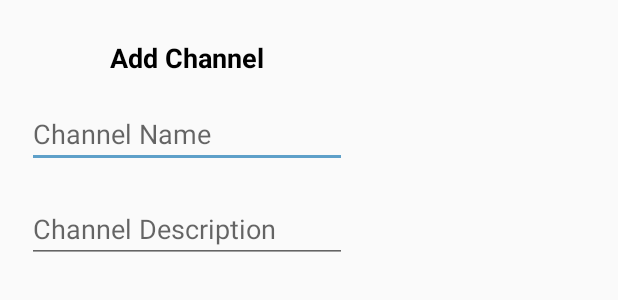
After one commit to adamabdelaziz-zz/Smack, an Android app: the layout add_channel_dialog.xml on its own in the app's theme, with its tools: preview values and no code run, on a phone screen of 412 x 824 dp. The commit adds this screen. Shown: the top 300 px of the screen. Run offline under Robolectric (Android 15) with nearby library versions, the phone set to English and light mode, and no system bars.

Commit message:
Add Channel Dialog Start

```diff
--- /dev/null
+++ b/app/src/main/res/layout/add_channel_dialog.xml
@@ -0,0 +1,42 @@
+<?xml version="1.0" encoding="utf-8"?>
+<LinearLayout xmlns:android="http://schemas.android.com/apk/res/android"
+    android:layout_width="wrap_content"
+    android:layout_height="wrap_content"
+    android:orientation="vertical">
+
+    <TextView
+        android:id="@+id/textView3"
+        android:layout_width="match_parent"
+        android:layout_height="wrap_content"
+        android:layout_marginBottom="16dp"
+        android:layout_marginTop="26dp"
+        android:text="Add Channel"
+        android:textAlignment="center"
+        android:textColor="@android:color/black"
+        android:textSize="18sp"
+        android:textStyle="bold" />
+
+    <EditText
+        android:id="@+id/addChannelNameText"
+        android:layout_width="match_parent"
+        android:layout_height="wrap_content"
+        android:layout_marginBottom="18dp"
+        android:layout_marginLeft="18dp"
+        android:layout_marginRight="18dp"
+        android:ems="10"
+        android:hint="Channel Name"
+        android:inputType="textPersonName"
+        android:textColor="@android:color/darker_gray" />
+
+    <EditText
+        android:id="@+id/addChannelDescriptionText"
+        android:layout_width="match_parent"
+        android:layout_height="wrap_content"
+        android:layout_marginBottom="18dp"
+        android:layout_marginLeft="18dp"
+        android:layout_marginRight="18dp"
+        android:ems="10"
+        android:hint="Channel Description"
+        android:inputType="textPersonName"
+        android:textColor="@android:color/darker_gray" />
+</LinearLayout>
```
Also changed, not shown: app/src/main/java/com/androidadam/smack/controller/MainActivity.kt (+34 -1 lines).
